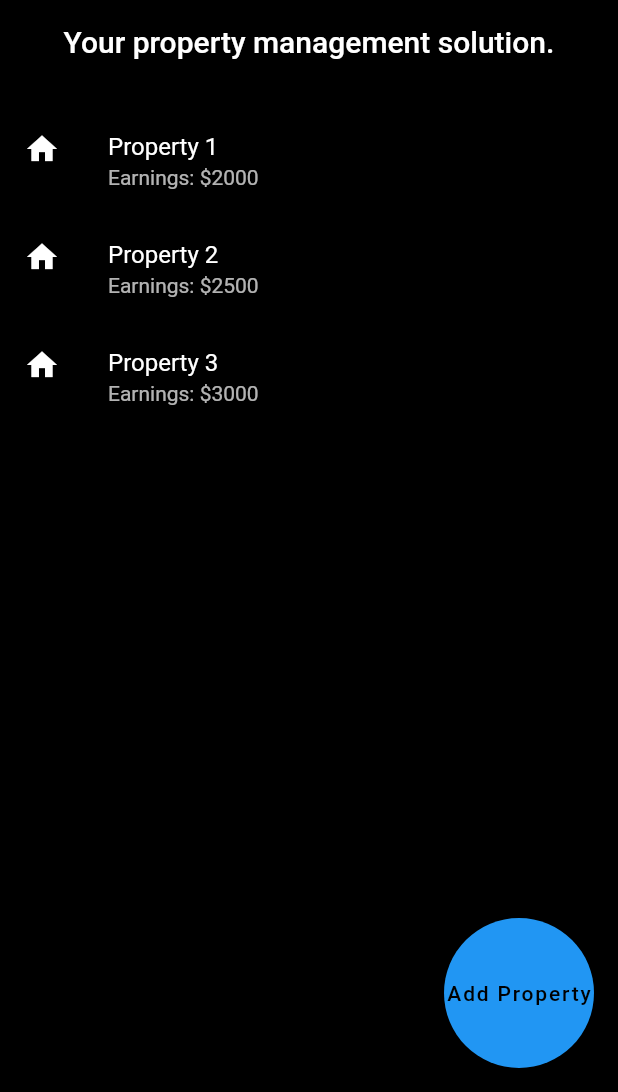
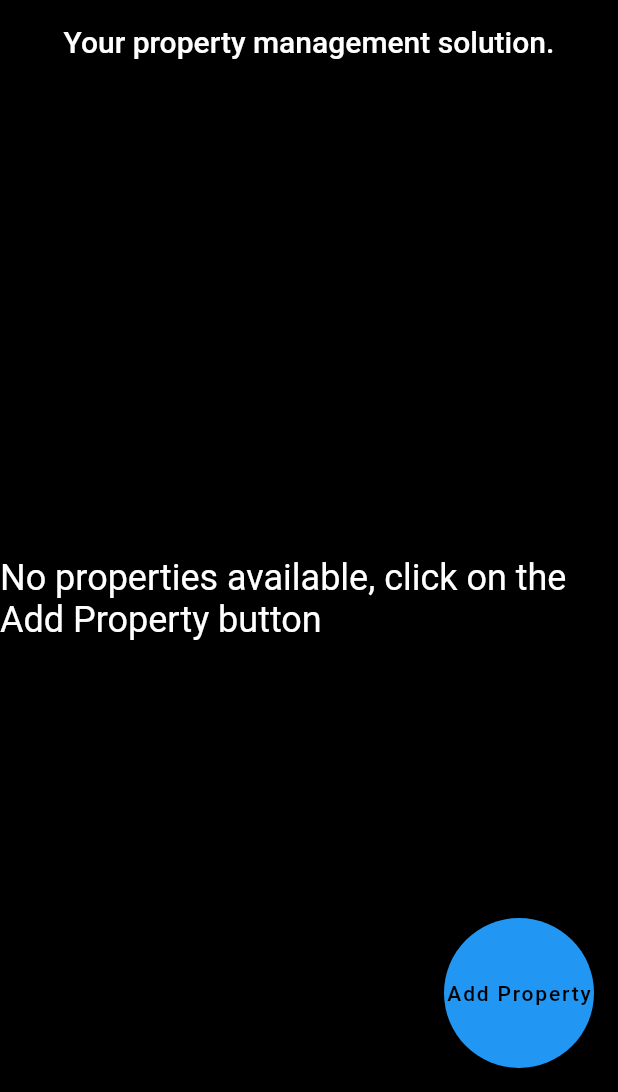
Before and after one commit to myrentalhq/my_rental_hq, a Flutter app: the RentalHomePage screen opened directly, on a phone screen of 412 x 824 dp, the part 144-1236 px from its top. Run offline on Flutter 3.47's test engine with Material 2 defaults, Android fonts, the phone set to English and light mode, and no system bars.

Commit message:
Added condition when no properties available in the properties list.

```diff
--- a/lib/home_page.dart
+++ b/lib/home_page.dart
@@ -1,11 +1,9 @@
-import 'package:charts_flutter_new/flutter.dart' as charts;
+import 'package:flutter/cupertino.dart';
 import 'package:flutter/material.dart';
 
 class RentalHomePage extends StatelessWidget {
   final List<Map<String, dynamic>> properties = [
-    {'name': 'Property 1', 'earnings': 2000},
-    {'name': 'Property 2', 'earnings': 2500},
-    {'name': 'Property 3', 'earnings': 3000},
+
   ];
 
   @override
@@ -29,14 +27,20 @@ class RentalHomePage extends StatelessWidget {
           ),
           SizedBox(height: 32),
           Expanded(
-            child: ListView.builder(
+            child: properties.isEmpty
+                ? Center(
+                    child: Text(
+                      'No properties available, click on the Add Property button',
+                      style: Theme.of(context).textTheme.headline5,
+                    ),
+                  )
+                : ListView.builder(
                     itemCount: properties.length,
                     itemBuilder: (context, index) {
                       return ListTile(
                         leading: Icon(Icons.home),
                         title: Text(properties[index]['name']),
-                  subtitle:
-                      Text('Earnings: \$${properties[index]['earnings']}'),
+                        subtitle: Text('Earnings: \$${properties[index]['earnings']}'),
                         onTap: () {
                           Navigator.push(
                             context,
@@ -75,6 +79,7 @@ class RentalHomePage extends StatelessWidget {
     );
   }
 }
+
 
 class PropertyDetails extends StatelessWidget {
   final Map<String, dynamic> property;
```
Lines whose indentation alone changed are shown as unchanged.
